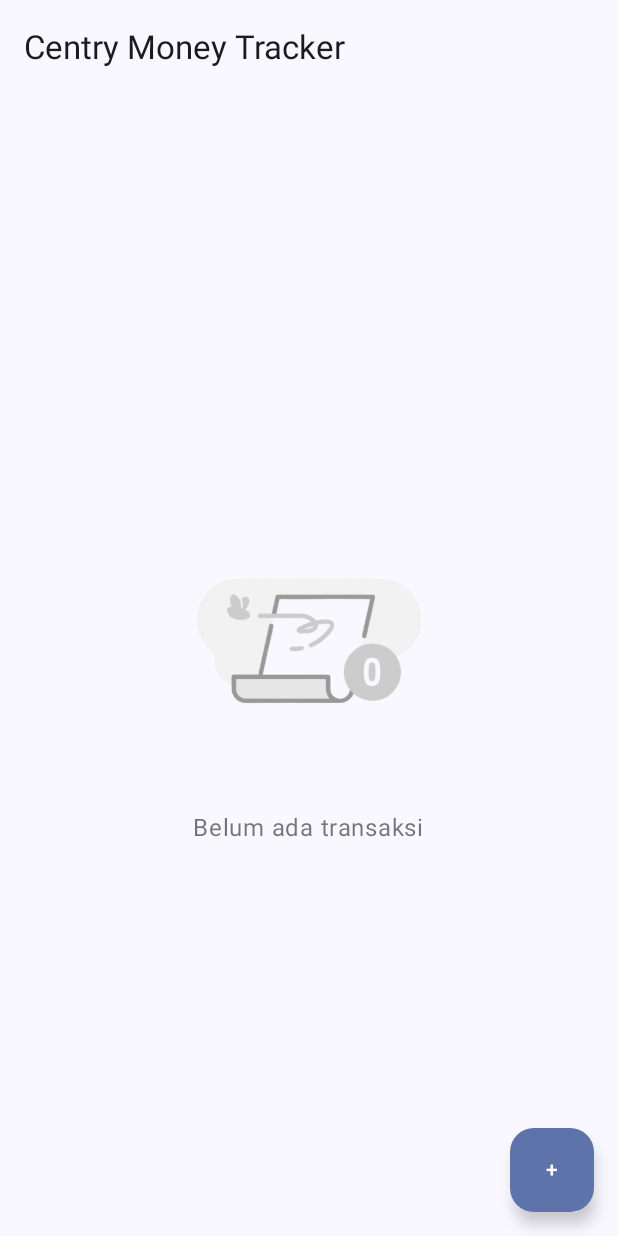
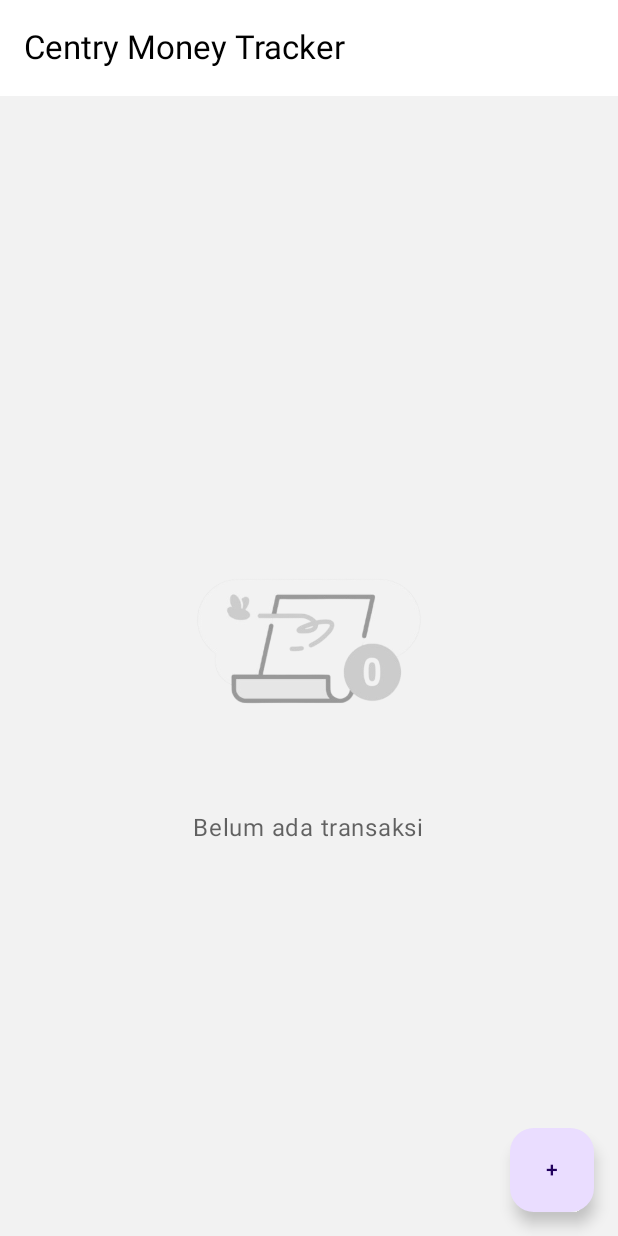
Before and after one commit to Arfi23/ETS-PPB-G-Centry-MoneyTracker, an Android app built with Jetpack Compose: the screen it shows after launch (MainActivity), on a phone screen of 412 x 824 dp. Run offline under Robolectric (Android 15) with nearby library versions, the phone set to English and light mode, and no system bars.

Commit message:
Set some colouring preferences

```diff
--- a/app/src/main/java/com/example/centrymoneytracker/ui/components/TransactionGroupCard.kt
+++ b/app/src/main/java/com/example/centrymoneytracker/ui/components/TransactionGroupCard.kt
@@ -6,11 +6,14 @@ import androidx.compose.foundation.shape.RoundedCornerShape
 import androidx.compose.material3.*
 import androidx.compose.runtime.Composable
 import androidx.compose.ui.Modifier
+import androidx.compose.ui.text.font.FontWeight
 import androidx.compose.ui.unit.dp
 import com.example.centrymoneytracker.model.Transaction
 import com.example.centrymoneytracker.model.TransactionType
 import java.text.NumberFormat
 import java.util.Locale
+import com.example.centrymoneytracker.ui.theme.IncomeColor
+import com.example.centrymoneytracker.ui.theme.ExpenseColor
 
 @Composable
 fun TransactionGroupCard(
@@ -55,8 +58,7 @@ fun TransactionGroupCard(
 
                     Text(
                         text = "${if (transaction.type == TransactionType.INCOME) "+" else "-"}$formattedAmount IDR",
-                        color = if (transaction.type == TransactionType.INCOME) MaterialTheme.colorScheme.primary else MaterialTheme.colorScheme.error,
-
+                        color = if (transaction.type == TransactionType.INCOME) IncomeColor else ExpenseColor,
                         style = MaterialTheme.typography.bodyMedium
                     )
                 }
@@ -75,12 +77,14 @@ fun TransactionGroupCard(
             ) {
                 Text(
                     text = "Income: ${NumberFormat.getNumberInstance(Locale.getDefault()).format(totalIncome)} IDR",
-                    color = MaterialTheme.colorScheme.primary,
+                    fontWeight = FontWeight.Bold,
+                    color = IncomeColor,
                     style = MaterialTheme.typography.bodySmall
                 )
                 Text(
                     text = "Expense: ${NumberFormat.getNumberInstance(Locale.getDefault()).format(totalExpense)} IDR",
-                    color = MaterialTheme.colorScheme.error,
+                    fontWeight = FontWeight.Bold,
+                    color = ExpenseColor,
                     style = MaterialTheme.typography.bodySmall
                 )
             }
--- a/app/src/main/java/com/example/centrymoneytracker/ui/theme/Color.kt
+++ b/app/src/main/java/com/example/centrymoneytracker/ui/theme/Color.kt
@@ -1,11 +1,32 @@
+//package com.example.centrymoneytracker.ui.theme
+//
+//import androidx.compose.ui.graphics.Color
+//
+//val Purple80 = Color(0xFFD0BCFF)
+//val PurpleGrey80 = Color(0xFFCCC2DC)
+//val Pink80 = Color(0xFFEFB8C8)
+//
+//val Purple40 = Color(0xFF6650a4)
+//val PurpleGrey40 = Color(0xFF625b71)
+//val Pink40 = Color(0xFF7D5260)
+
 package com.example.centrymoneytracker.ui.theme
 
 import androidx.compose.ui.graphics.Color
 
-val Purple80 = Color(0xFFD0BCFF)
-val PurpleGrey80 = Color(0xFFCCC2DC)
-val Pink80 = Color(0xFFEFB8C8)
+// Definisikan warna-warna utama
+val PrimaryColor = Color(0xFF00308F)  // 0xFF itu menandakan opacity 100% opaque, sedangkan 00308F merupakan kode hex dari warna
+val SecondaryColor = Color(0xFF1974D2)
+val BackgroundColor = Color(0xFFF2F2F2)
+val SurfaceColor = Color(0xFFFFFFFF)
+val ErrorColor = Color(0xFFB00020)
 
-val Purple40 = Color(0xFF6650a4)
-val PurpleGrey40 = Color(0xFF625b71)
-val Pink40 = Color(0xFF7D5260)
+val OnPrimaryColor = Color.White
+val OnSecondaryColor = Color.Black
+val OnBackgroundColor = Color.Black
+val OnSurfaceColor = Color.Black
+val OnErrorColor = Color.White
+
+// Tambahkan warna custom lain kalau mau
+val IncomeColor = Color(0xFF2E7D32)   // Hijau untuk Income
+val ExpenseColor = Color(0xFFC62828)  // Merah untuk Expense
--- a/app/src/main/java/com/example/centrymoneytracker/ui/theme/Theme.kt
+++ b/app/src/main/java/com/example/centrymoneytracker/ui/theme/Theme.kt
@@ -3,6 +3,7 @@ package com.example.centrymoneytracker.ui.theme
 import android.app.Activity
 import android.os.Build
 import androidx.compose.foundation.isSystemInDarkTheme
+import androidx.compose.material.Typography
 import androidx.compose.material3.MaterialTheme
 import androidx.compose.material3.darkColorScheme
 import androidx.compose.material3.dynamicDarkColorScheme
@@ -11,48 +12,73 @@ import androidx.compose.material3.lightColorScheme
 import androidx.compose.runtime.Composable
 import androidx.compose.ui.platform.LocalContext
 
-private val DarkColorScheme = darkColorScheme(
-    primary = Purple80,
-    secondary = PurpleGrey80,
-    tertiary = Pink80
-)
+
+//private val DarkColorScheme = darkColorScheme(
+//    primary = Purple80,
+//    secondary = PurpleGrey80,
+//    tertiary = Pink80
+//)
+//
+//private val LightColorScheme = lightColorScheme(
+//    primary = Purple40,
+//    secondary = PurpleGrey40,
+//    tertiary = Pink40
+//
+//    /* Other default colors to override
+//    background = Color(0xFFFFFBFE),
+//    surface = Color(0xFFFFFBFE),
+//    onPrimary = Color.White,
+//    onSecondary = Color.White,
+//    onTertiary = Color.White,
+//    onBackground = Color(0xFF1C1B1F),
+//    onSurface = Color(0xFF1C1B1F),
+//    */
+//)
+//
+//@Composable
+//fun CentryMoneyTrackerTheme(
+//    darkTheme: Boolean = isSystemInDarkTheme(),
+//    // Dynamic color is available on Android 12+
+//    dynamicColor: Boolean = true,
+//    content: @Composable () -> Unit
+//) {
+//    val colorScheme = when {
+//        dynamicColor && Build.VERSION.SDK_INT >= Build.VERSION_CODES.S -> {
+//            val context = LocalContext.current
+//            if (darkTheme) dynamicDarkColorScheme(context) else dynamicLightColorScheme(context)
+//        }
+//
+//        darkTheme -> DarkColorScheme
+//        else -> LightColorScheme
+//    }
+//
+//    MaterialTheme(
+//        colorScheme = colorScheme,
+//        typography = Typography,
+//        content = content
+//    )
+//}
 
 private val LightColorScheme = lightColorScheme(
-    primary = Purple40,
-    secondary = PurpleGrey40,
-    tertiary = Pink40
-
-    /* Other default colors to override
-    background = Color(0xFFFFFBFE),
-    surface = Color(0xFFFFFBFE),
-    onPrimary = Color.White,
-    onSecondary = Color.White,
-    onTertiary = Color.White,
-    onBackground = Color(0xFF1C1B1F),
-    onSurface = Color(0xFF1C1B1F),
-    */
+    primary = PrimaryColor,
+    secondary = SecondaryColor,
+    background = BackgroundColor,
+    surface = SurfaceColor,
+    error = ErrorColor,
+    onPrimary = OnPrimaryColor,
+    onSecondary = OnSecondaryColor,
+    onBackground = OnBackgroundColor,
+    onSurface = OnSurfaceColor,
+    onError = OnErrorColor,
 )
 
 @Composable
 fun CentryMoneyTrackerTheme(
-    darkTheme: Boolean = isSystemInDarkTheme(),
-    // Dynamic color is available on Android 12+
-    dynamicColor: Boolean = true,
     content: @Composable () -> Unit
 ) {
-    val colorScheme = when {
-        dynamicColor && Build.VERSION.SDK_INT >= Build.VERSION_CODES.S -> {
-            val context = LocalContext.current
-            if (darkTheme) dynamicDarkColorScheme(context) else dynamicLightColorScheme(context)
-        }
-
-        darkTheme -> DarkColorScheme
-        else -> LightColorScheme
-    }
-
     MaterialTheme(
-        colorScheme = colorScheme,
-        typography = Typography,
+        colorScheme = LightColorScheme,
+        typography = Typography, // Default typography dulu, bisa di-custom
         content = content
     )
 }
```
